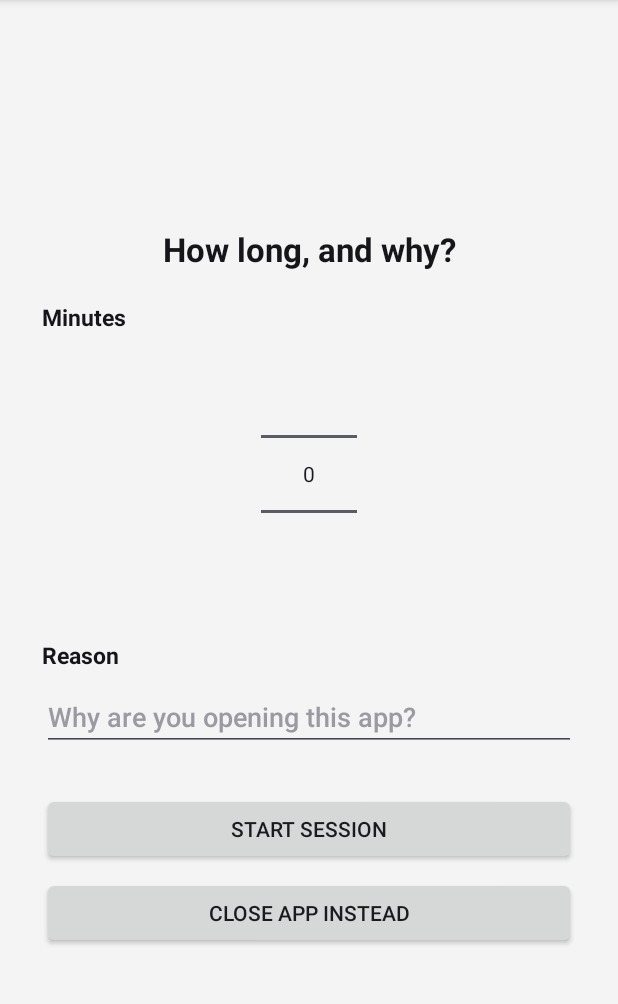
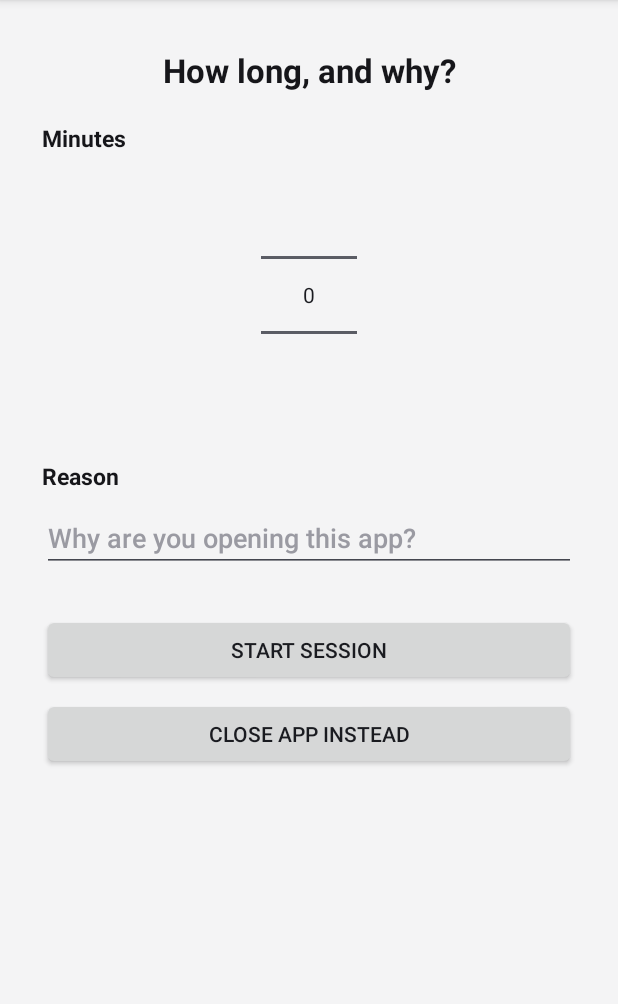
Before and after one commit to fourofclubs001/timebox-guard, an Android app: the layout overlay_prompt.xml on its own in the app's theme, with its tools: preview values and no code run, on a phone screen of 412 x 824 dp, the part 84-1088 px from its top. Run offline under Robolectric (Android 15) with nearby library versions, the phone set to English and light mode, and no system bars.

Commit message:
Keep the prompt overlay clear of the system bars and keyboard
The blocking overlay laid out edge to edge and dodged the status/nav
bars with hardcoded padding, so on 3-button-nav devices it overlapped
both. SOFT_INPUT_ADJUST_RESIZE does nothing for a non-Activity window,
so opening the keyboard hid the reason field and both buttons with no
way to scroll to them.

- Apply systemBars() + ime() insets to the content via an insets
  listener instead of fixed 56dp/40dp padding
- Scroll the reason field and buttons above the keyboard when the IME
  shows (insets callback + a focus-change fallback)
- Top-align the content so it no longer sits crammed against the
  keyboard with dead space above the title

Co-Authored-By: Claude Sonnet 5 <noreply@anthropic.com>
Claude-Session: https://claude.ai/code/session_012XTA2BDXwLjPeAMPsp8ywm

```diff
--- a/app/src/main/res/layout/overlay_prompt.xml
+++ b/app/src/main/res/layout/overlay_prompt.xml
@@ -1,19 +1,21 @@
 <?xml version="1.0" encoding="utf-8"?>
 <ScrollView xmlns:android="http://schemas.android.com/apk/res/android"
+    android:id="@+id/scrollRoot"
     android:layout_width="match_parent"
     android:layout_height="match_parent"
     android:background="#F4F4F5"
     android:fillViewport="true">
 
     <LinearLayout
+        android:id="@+id/promptContent"
         android:layout_width="match_parent"
         android:layout_height="wrap_content"
         android:orientation="vertical"
-        android:gravity="center"
+        android:gravity="center_horizontal"
         android:paddingLeft="28dp"
         android:paddingRight="28dp"
-        android:paddingTop="56dp"
-        android:paddingBottom="40dp">
+        android:paddingTop="32dp"
+        android:paddingBottom="32dp">
 
         <TextView
             android:id="@+id/textTitle"
```
Also changed, not shown: app/src/main/java/com/timebox/guard/PromptOverlay.kt (+40 -0 lines).
